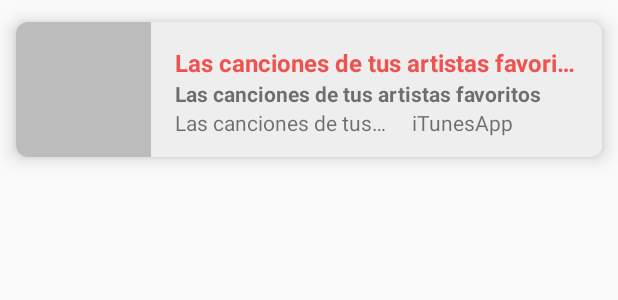
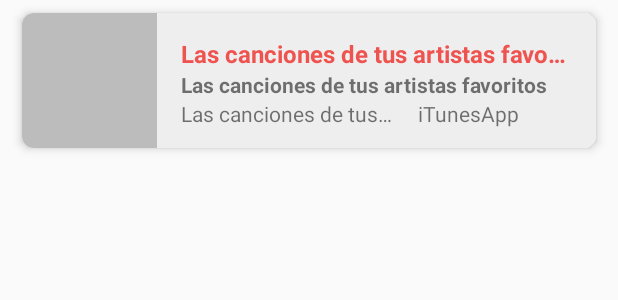
Before and after one commit to andersmurillo92/iTunesApp, an Android app: the layout item_song.xml on its own in the app's theme, with its tools: preview values and no code run, on a phone screen of 412 x 824 dp. Shown: the top 300 px of the screen. Run offline under Robolectric (Android 15) with nearby library versions, the phone set to English and light mode, and no system bars.

Commit message:
Improve item presentation of song list

```diff
--- a/app/src/main/java/com/janders/itunesapp/views/adapters/SongViewHolder.kt
+++ b/app/src/main/java/com/janders/itunesapp/views/adapters/SongViewHolder.kt
@@ -8,6 +8,7 @@ import android.widget.TextView
 import androidx.recyclerview.widget.RecyclerView
 import com.janders.itunesapp.R
 import com.janders.itunesapp.data.model.ResultsModel
+import com.janders.itunesapp.utils.RUtil
 import com.janders.itunesapp.utils.TextUtil.Companion.convertMillisToMinSec
 import com.squareup.picasso.Picasso
 
@@ -37,8 +38,8 @@ class SongViewHolder(inflater: LayoutInflater, parent: ViewGroup) : RecyclerView
 
         title?.text = results.trackName
         artist?.text = results.artistName
-        genre?.text = results.primaryGenreName
-        duration?.text = convertMillisToMinSec(results.trackTimeMillis)
+        genre?.text = "${RUtil.rString(R.string.genre)} ${results.primaryGenreName}"
+        duration?.text = "${RUtil.rString(R.string.duration)} ${convertMillisToMinSec(results.trackTimeMillis)}"
 
         itemView.setOnClickListener {
 
--- a/app/src/main/res/layout/item_song.xml
+++ b/app/src/main/res/layout/item_song.xml
@@ -4,8 +4,10 @@
     android:id="@+id/card_view"
     android:layout_width="match_parent"
     android:layout_height="wrap_content"
+    android:layout_marginStart="@dimen/margin8"
+    android:layout_marginEnd="@dimen/margin8"
     card_view:cardCornerRadius="8dp"
-    card_view:cardElevation="8dp"
+    card_view:cardElevation="4dp"
     card_view:cardUseCompatPadding="true"
     card_view:cardPreventCornerOverlap="true"
     android:clickable="true">
--- a/app/src/main/res/values/strings.xml
+++ b/app/src/main/res/values/strings.xml
@@ -10,7 +10,8 @@
 
     <!-- SONGS -->
 
-    <string name="duration">Duración: </string>
+    <string name="genre">Género:</string>
+    <string name="duration">Duración:</string>
 
     <!-- MESSAGES TO USER -->
 
```
Also changed, not shown: 1 other file.
